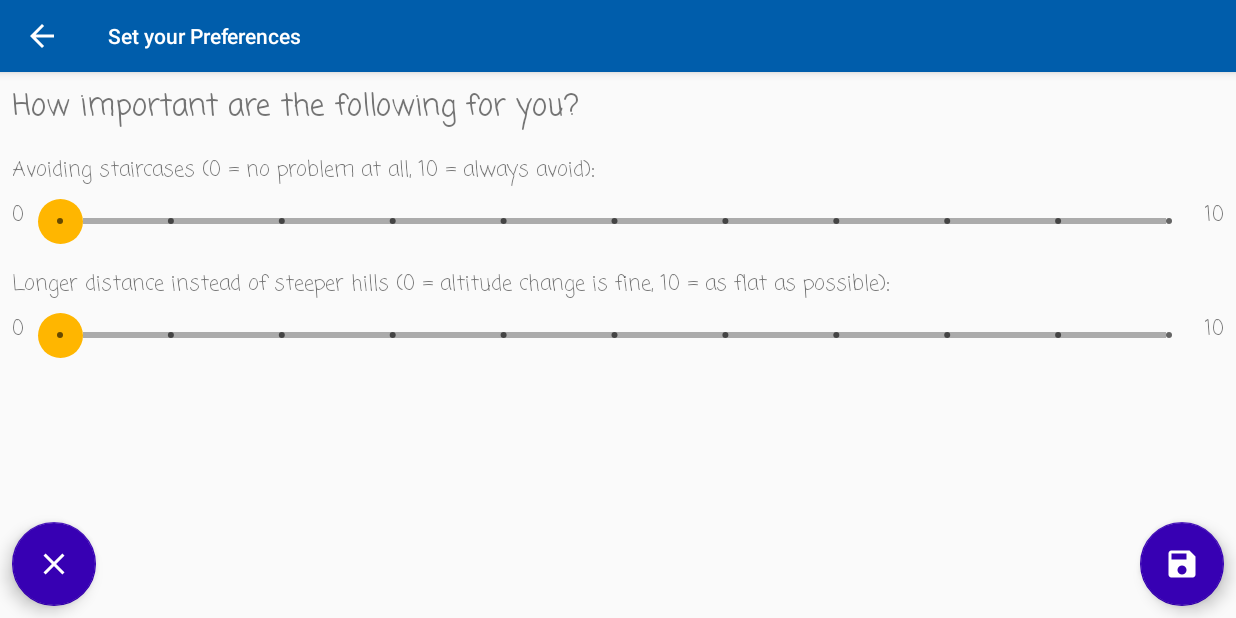
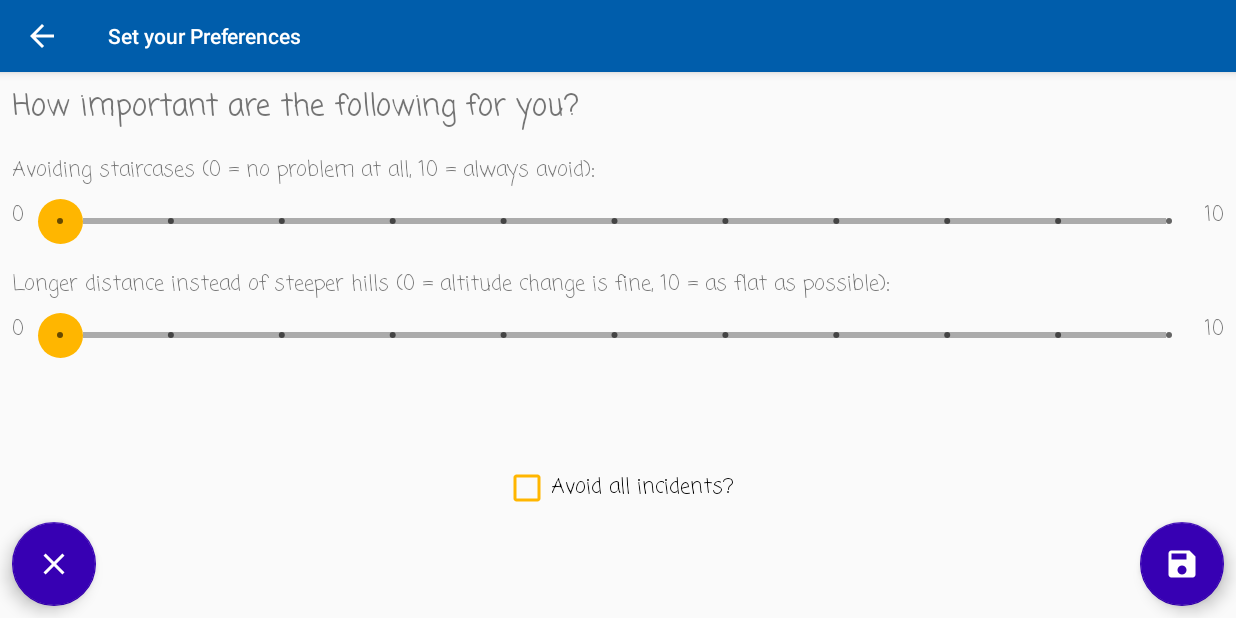
Before and after one commit to trr204/AccessStreatham, an Android app: the screen it shows after launch (Preferences), in the options menu, after a tap on "Preferences", on a phone screen of 824 x 412 dp (held sideways). Run offline under Robolectric (Android 15) with nearby library versions, the phone set to English and light mode, and no system bars; our stand-ins replace Volley; network calls fail.

Commit message:
Finish incident reporting functionality

```diff
--- a/app/src/main/java/exeter/project/tobyreeve/execcessibility/Preferences.java
+++ b/app/src/main/java/exeter/project/tobyreeve/execcessibility/Preferences.java
@@ -6,6 +6,7 @@ import android.support.design.widget.FloatingActionButton;
 import android.support.v7.app.AppCompatActivity;
 import android.util.Log;
 import android.view.View;
+import android.widget.CheckBox;
 import android.widget.SeekBar;
 
 import java.util.HashMap;
@@ -16,8 +17,9 @@ public class Preferences extends AppCompatActivity {
     //TODO: Typefacespan?
 
     DatabaseHelper helper;
-    Map<String, SeekBar> seekBarMap;
+    Map<String, Object> prefsWidgetMap;
     public static final String AVOID_STAIRCASES = "AvoidStaircases";
+    public static final String AVOID_INCIDENTS = "AvoidIncidents";
     public static final String DISTANCE_OVER_ALTITUDE = "DistanceOverAltitude";
 
     @Override
@@ -29,10 +31,12 @@ public class Preferences extends AppCompatActivity {
         SeekBar distanceOverAltitudeSeekbar = (SeekBar) findViewById(R.id.distance_over_steep_seekbar);
         FloatingActionButton cancelPreferencesButton = (FloatingActionButton) findViewById(R.id.cancel_preferences_button);
         FloatingActionButton savePreferencesButton = (FloatingActionButton) findViewById(R.id.save_preferences_button);
+        CheckBox incidentsCheckBox = (CheckBox) findViewById(R.id.avoid_incidents_checkbox);
 
-        seekBarMap = new HashMap<String, SeekBar>();
-        seekBarMap.put(AVOID_STAIRCASES, stairsSeekbar);
-        seekBarMap.put(DISTANCE_OVER_ALTITUDE, distanceOverAltitudeSeekbar);
+        prefsWidgetMap = new HashMap<String, Object>();
+        prefsWidgetMap.put(AVOID_STAIRCASES, stairsSeekbar);
+        prefsWidgetMap.put(DISTANCE_OVER_ALTITUDE, distanceOverAltitudeSeekbar);
+        prefsWidgetMap.put(AVOID_INCIDENTS, incidentsCheckBox);
         loadPreferences();
 
         savePreferencesButton.setOnClickListener(new View.OnClickListener() {
@@ -60,10 +64,13 @@ public class Preferences extends AppCompatActivity {
             while (prefCursor.moveToNext()) {
                 switch (prefCursor.getString(0)) {
                     case AVOID_STAIRCASES:
-                        seekBarMap.get(AVOID_STAIRCASES).setProgress(prefCursor.getInt(1));
+                        ((SeekBar) prefsWidgetMap.get(AVOID_STAIRCASES)).setProgress(prefCursor.getInt(1));
                         break;
                     case DISTANCE_OVER_ALTITUDE:
-                        seekBarMap.get(DISTANCE_OVER_ALTITUDE).setProgress(prefCursor.getInt(1));
+                        ((SeekBar) prefsWidgetMap.get(DISTANCE_OVER_ALTITUDE)).setProgress(prefCursor.getInt(1));
+                        break;
+                    case AVOID_INCIDENTS:
+                        ((CheckBox) prefsWidgetMap.get(AVOID_INCIDENTS)).setChecked(prefCursor.getInt(1) == 1 ? true : false);
                         break;
                     default:
                         break;
@@ -74,9 +81,9 @@ public class Preferences extends AppCompatActivity {
 
     public void savePreferences() {
         Log.d("SAVE PREFS", "Start saving preference values");
-        for (Map.Entry<String, SeekBar> e : seekBarMap.entrySet()) {
-            helper.updateUserPreference(helper.getWritableDatabase(), e.getKey(), e.getValue().getProgress());
-        }
+        helper.updateUserPreference(helper.getWritableDatabase(), AVOID_STAIRCASES, ((SeekBar) prefsWidgetMap.get(AVOID_STAIRCASES)).getProgress());
+        helper.updateUserPreference(helper.getWritableDatabase(), DISTANCE_OVER_ALTITUDE, ((SeekBar) prefsWidgetMap.get(DISTANCE_OVER_ALTITUDE)).getProgress());
+        helper.updateUserPreference(helper.getWritableDatabase(), AVOID_INCIDENTS, ((CheckBox) prefsWidgetMap.get(AVOID_INCIDENTS)).isChecked() ? 1 : 0);
         Log.d("SAVE PREFS", "Save successful!");
     }
 }
--- a/app/src/main/java/exeter/project/tobyreeve/execcessibility/RouteSpecification.java
+++ b/app/src/main/java/exeter/project/tobyreeve/execcessibility/RouteSpecification.java
@@ -76,6 +76,7 @@ public class RouteSpecification extends AppCompatActivity {
            @Override
            public void onClick(View v) {
                Intent returnIntent = new Intent();
+               returnIntent.putExtra("ORIGIN", "RouteSpecification");
                returnIntent.putExtra("SOURCE", source.getSelectedItem().toString());
                returnIntent.putExtra("DESTINATION", destination.getSelectedItem().toString());
                setResult(RESULT_OK, returnIntent);
--- a/app/src/main/java/exeter/project/tobyreeve/execcessibility/Vertex.java
+++ b/app/src/main/java/exeter/project/tobyreeve/execcessibility/Vertex.java
@@ -10,6 +10,7 @@ public class Vertex implements Comparable<Vertex> {
     private float g; //Distance from source to this vertex
     private double x;
     private double y;
+    private Incident incident;
 
     public Vertex() {}
 
@@ -120,4 +121,8 @@ public class Vertex implements Comparable<Vertex> {
     public int getElevation() {return elevation;}
 
     public void setElevation(int elevation) {this.elevation = elevation;}
+
+    public Incident getIncident() {return incident;}
+
+    public void setIncident(Incident incident) {this.incident = incident;}
 }
--- a/app/src/main/res/layout/activity_preferences.xml
+++ b/app/src/main/res/layout/activity_preferences.xml
@@ -161,4 +161,21 @@
         app:rippleColor="@color/colorPrimaryDark"
         app:srcCompat="@drawable/baseline_save_white_36dp" />
 
+    <CheckBox
+        android:id="@+id/avoid_incidents_checkbox"
+        android:layout_width="wrap_content"
+        android:layout_height="wrap_content"
+        android:layout_marginStart="8dp"
+        android:layout_marginTop="8dp"
+        android:layout_marginEnd="8dp"
+        android:layout_marginBottom="8dp"
+        android:buttonTint="@color/seek_bar_progress"
+        android:fontFamily="casual"
+        android:text="Avoid all incidents?"
+        android:textColorLink="@color/seek_bar_progress"
+        app:layout_constraintBottom_toBottomOf="parent"
+        app:layout_constraintEnd_toStartOf="@+id/save_preferences_button"
+        app:layout_constraintStart_toEndOf="@+id/cancel_preferences_button"
+        app:layout_constraintTop_toBottomOf="@+id/distance_over_steep_seekbar" />
+
 </android.support.constraint.ConstraintLayout>
--- a/app/src/main/res/menu/settings_menu.xml
+++ b/app/src/main/res/menu/settings_menu.xml
@@ -17,5 +17,10 @@
         android:title="Buildings"
         app:showAsAction="never"/>
 
+    <item
+        android:id="@+id/incidents"
+        android:title="Check for incidents"
+        app:showAsAction="never"/>
+
 
 </menu>
```
Also changed, not shown: app/src/main/java/exeter/project/tobyreeve/execcessibility/CurrentIncidentTab.java (+48 -2 lines), app/src/main/java/exeter/project/tobyreeve/execcessibility/DatabaseHelper.java (+46 -3 lines), app/src/main/java/exeter/project/tobyreeve/execcessibility/Graph.java (+9 -1 lines), app/src/main/java/exeter/project/tobyreeve/execcessibility/Incident.java (+7 -1 lines), app/src/main/java/exeter/project/tobyreeve/execcessibility/MainActivity.java (+61 -0 lines), app/src/main/java/exeter/project/tobyreeve/execcessibility/MyCanvas.java (+9 -14 lines), app/src/main/java/exeter/project/tobyreeve/execcessibility/NewIncidentTab.java (+57 -2 lines), app/src/main/res/layout/fragment_incident_current.xml (+5 -5 lines).
